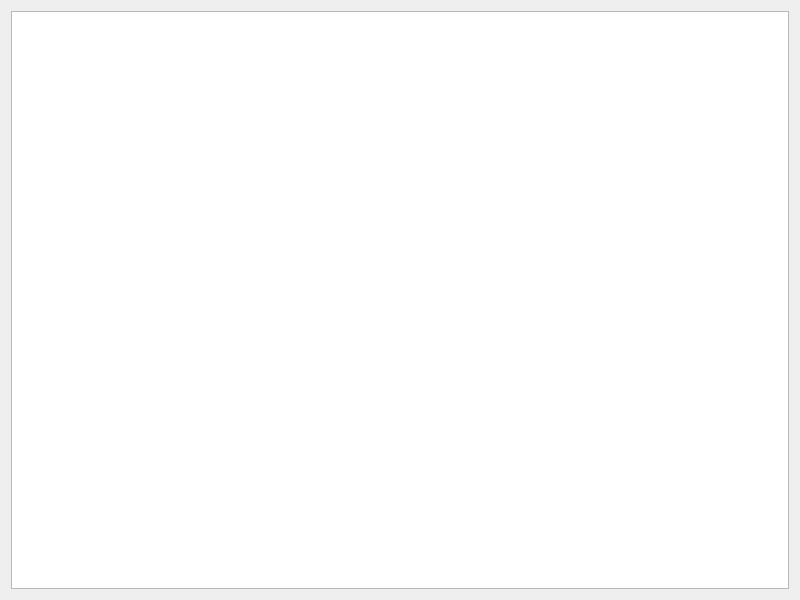
The window that widget.ui (MoNCo6/ap7mp-Flappy_Bird) describes before a commit, drawn with Qt 5.
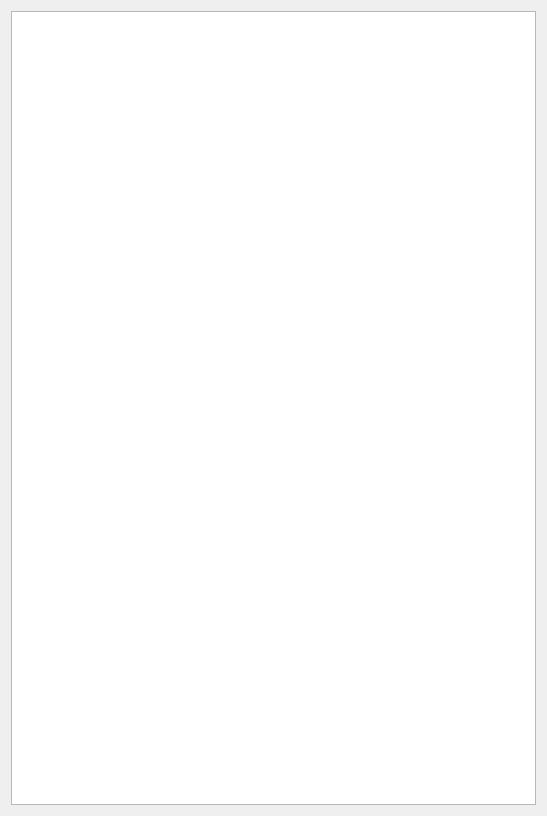
The same window after the commit.

```diff
--- a/widget.ui
+++ b/widget.ui
@@ -6,8 +6,8 @@
    <rect>
     <x>0</x>
     <y>0</y>
-    <width>800</width>
-    <height>600</height>
+    <width>547</width>
+    <height>816</height>
    </rect>
   </property>
   <property name="windowTitle">
```
